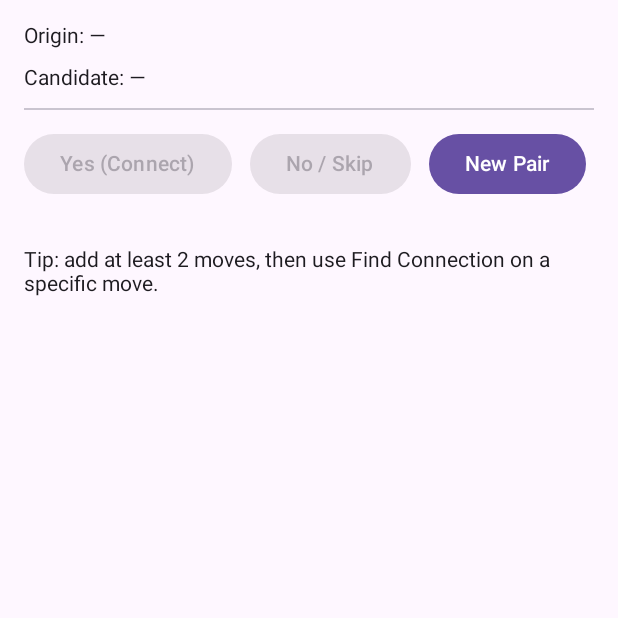
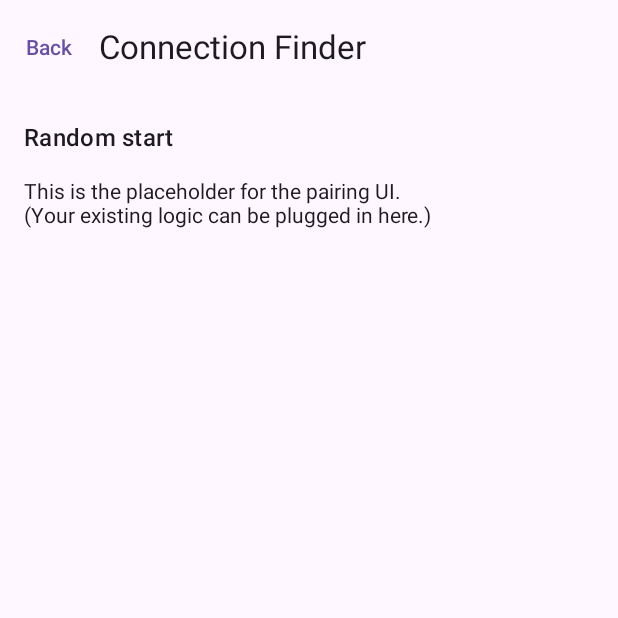
Before and after one commit to Pieniger/DanceTrainer, an Android app built with Jetpack Compose: the composable ConnectionFinderScreen called with empty values, on a phone screen of 412 x 824 dp, the top half of it. Run offline under Robolectric (Android 15) with nearby library versions, the light colour scheme and no system bars.

Commit message:
Update ConnectionFinderScreen.kt

```diff
--- a/app/src/main/java/com/example/dancetrainer/ui/ConnectionFinderScreen.kt
+++ b/app/src/main/java/com/example/dancetrainer/ui/ConnectionFinderScreen.kt
@@ -1,69 +1,43 @@
 package com.example.dancetrainer.ui
 
-import androidx.compose.foundation.layout.*
-import androidx.compose.material3.Button
-import androidx.compose.material3.Divider
-import androidx.compose.material3.Text
-import androidx.compose.runtime.*
+import androidx.compose.foundation.layout.Arrangement
+import androidx.compose.foundation.layout.Column
+import androidx.compose.foundation.layout.fillMaxSize
+import androidx.compose.foundation.layout.padding
+import androidx.compose.material3.*
+import androidx.compose.runtime.Composable
+import androidx.compose.runtime.remember
 import androidx.compose.ui.Modifier
 import androidx.compose.ui.unit.dp
-import com.example.dancetrainer.Move
-import kotlin.random.Random
 
 @Composable
 fun ConnectionFinderScreen(
-    padding: PaddingValues,
-    allMoves: List<Move>,
-    startMoveId: String?
+    startMoveId: String?,
+    onBack: () -> Unit
 ) {
-    // Origin = user-specified (from Manage -> Find Connection) or random
-    val origin = remember(startMoveId, allMoves) {
-        startMoveId?.let { id -> allMoves.firstOrNull { it.id == id } }
-            ?: allMoves.randomOrNull()
+    val startText = remember(startMoveId) {
+        startMoveId?.let { "Starting from: $it" } ?: "Random start"
     }
 
-    var candidate by remember(allMoves, origin) {
-        mutableStateOf(allMoves.filter { it.id != origin?.id }.randomOrNull())
-    }
-
-    fun pickNewCandidate() {
-        candidate = allMoves.filter { it.id != origin?.id }.ifEmpty { emptyList() }.randomOrNull()
-    }
-
-    Column(
-        Modifier
-            .fillMaxSize()
-            .padding(padding)
-            .padding(16.dp),
-        verticalArrangement = Arrangement.spacedBy(12.dp)
-    ) {
-        Text("Origin: ${origin?.name ?: "—"}")
-        Text("Candidate: ${candidate?.name ?: "—"}")
-        Divider()
-
-        Row(horizontalArrangement = Arrangement.spacedBy(12.dp)) {
-            Button(
-                onClick = {
-                    // TODO: record positive connection origin -> candidate (+smoothness prompt)
-                    pickNewCandidate()
-                },
-                enabled = origin != null && candidate != null
-            ) { Text("Yes (Connect)") }
-
-            Button(
-                onClick = {
-                    // TODO: record negative / not compatible
-                    pickNewCandidate()
-                },
-                enabled = origin != null && candidate != null
-            ) { Text("No / Skip") }
-
-            Button(onClick = { pickNewCandidate() }) { Text("New Pair") }
+    Scaffold(
+        topBar = {
+            SmallTopAppBar(
+                title = { Text("Connection Finder") },
+                navigationIcon = {
+                    TextButton(onClick = onBack) { Text("Back") }
+                }
+            )
         }
-
-        if (origin == null || allMoves.size < 2) {
-            Spacer(Modifier.height(8.dp))
-            Text("Tip: add at least 2 moves, then use Find Connection on a specific move.")
+    ) { padding ->
+        Column(
+            modifier = Modifier
+                .padding(padding)
+                .padding(16.dp)
+                .fillMaxSize(),
+            verticalArrangement = Arrangement.spacedBy(16.dp)
+        ) {
+            Text(startText, style = MaterialTheme.typography.titleMedium)
+            Text("This is the placeholder for the pairing UI.\n(Your existing logic can be plugged in here.)")
         }
     }
 }
```
